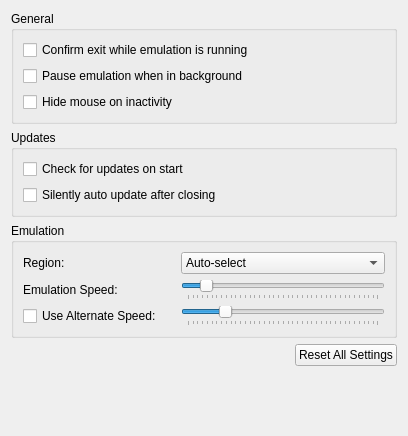
First picture: the form in src/citra_qt/configuration/configure_general.ui, repository PabloMK7/citra, before the edit.
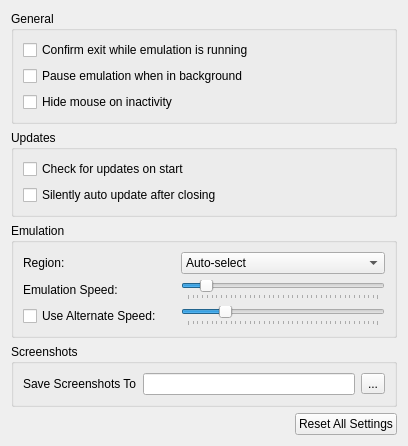
Second picture: the form after the edit.

Commit message:
added quick screenshot (#6025)
Modified Capture screenshot to save screenshots with a timestamped name in the user directory.

Patch:
```diff
--- a/src/citra_qt/configuration/configure_general.ui
+++ b/src/citra_qt/configuration/configure_general.ui
@@ -213,6 +213,33 @@
        </layout>
       </widget>
      </item>
+     <item>
+      <widget class="QGroupBox" name="screenshot_group">
+       <property name="title">
+        <string>Screenshots</string>
+       </property>
+       <layout class="QHBoxLayout" name="horizontalLayout_2">
+        <item>
+         <widget class="QLabel" name="label_2">
+          <property name="text">
+           <string>Save Screenshots To</string>
+          </property>
+         </widget>
+        </item>
+        <item>
+         <widget class="QLineEdit" name="screenshot_dir_path">
+         </widget>
+        </item>
+        <item>
+         <widget class="QToolButton" name="change_screenshot_dir">
+          <property name="text">
+           <string>...</string>
+          </property>
+         </widget>
+        </item>
+       </layout>
+      </widget>
+     </item>
      <item alignment="Qt::AlignRight">
       <widget class="QPushButton" name="button_reset_defaults">
        <property name="text">
```
Left out of the diff: 2 changed lines with no effect on the pictures. The commit also changes 2 other files.
